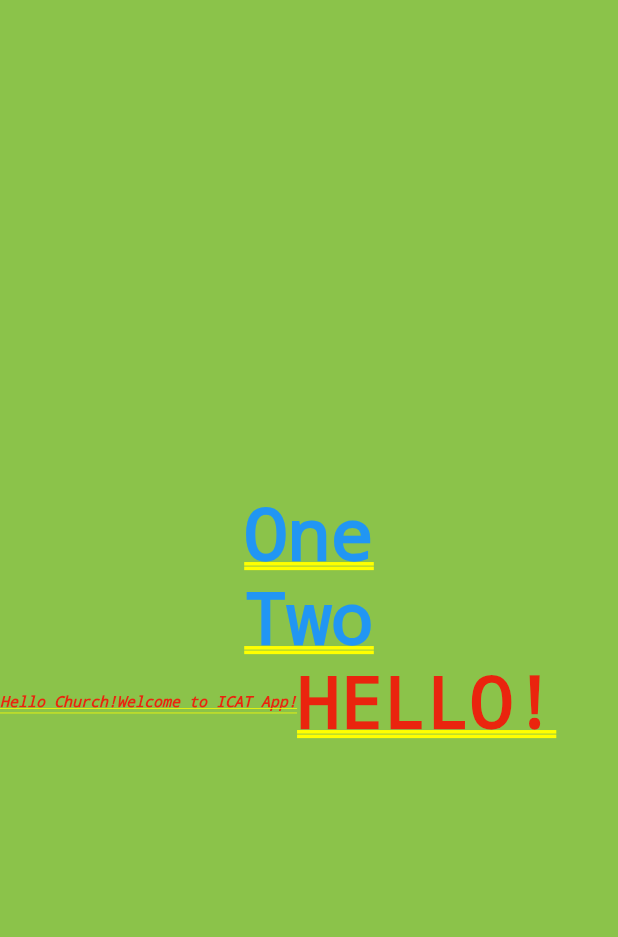
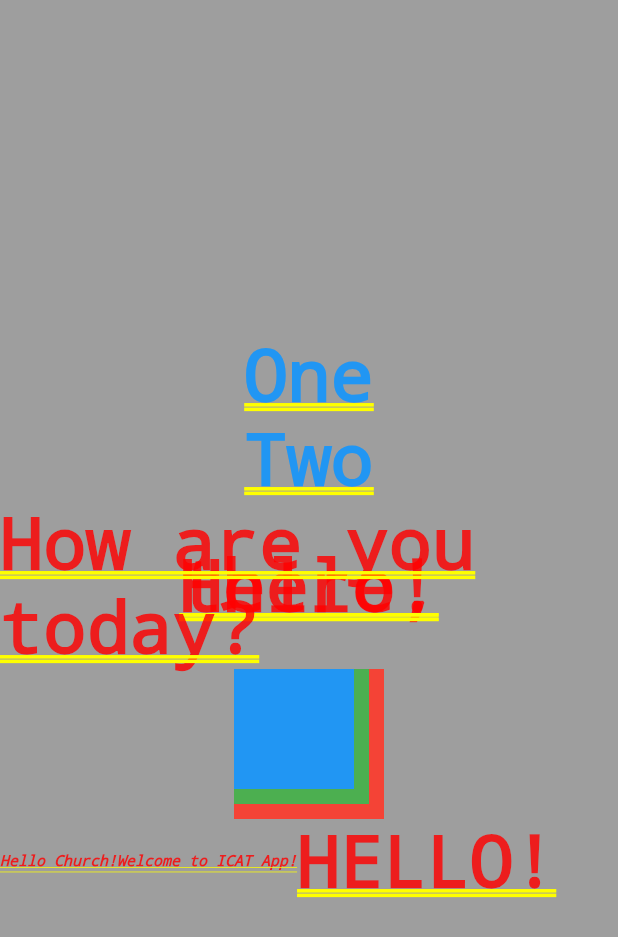
Before and after one commit to CharlesNJ/first_flutter_app, a Flutter app: the screen it shows after launch, on a phone screen of 412 x 824 dp. Shown: the top 937 px of the screen. Run offline on Flutter 3.47's test engine with Material 2 defaults, Android fonts, the phone set to English and light mode, and no system bars.

Commit message:
Stacks added

```diff
--- a/lib/ui/copy.dart
+++ b/lib/ui/copy.dart
@@ -5,7 +5,7 @@ class Welcome extends StatelessWidget {
   Widget build(BuildContext context) {
     // TODO: implement build
     return new Container(
-        color: Colors.lightGreen,
+        color: Colors.grey,
         alignment: Alignment.center,
         child: new Column(
             mainAxisAlignment: MainAxisAlignment.center,
@@ -16,6 +16,32 @@ class Welcome extends StatelessWidget {
               new Text('Two',
                   textDirection: TextDirection.ltr,
                   style: new TextStyle(color: Colors.blue)),
+              new Stack(
+                  alignment: Alignment.center,
+                  children: <Widget>[
+                    const Text('Hello,'),
+                    const Text('there!'),
+                    const Text('How are you today?')
+                  ]),
+        new Stack(
+          children: <Widget>[
+            Container(
+              width: 100,
+              height: 100,
+              color: Colors.red,
+            ),
+            Container(
+              width: 90,
+              height: 90,
+              color: Colors.green,
+            ),
+            Container(
+              width: 80,
+              height: 80,
+              color: Colors.blue,
+            ),
+          ],
+        ),
               new Container(
                   child: new Row(
                       mainAxisAlignment: MainAxisAlignment.center,
@@ -37,11 +63,9 @@ class Welcome extends StatelessWidget {
                     const Expanded(
                         child: const Text(
                             'HELLO!')) //to occupy the whole rest of the space
-                  ])
+                  ]))
 
-                  //child: new Center(
-
-                  )
+              //child: new Center(
             ]));
   }
 }
```
